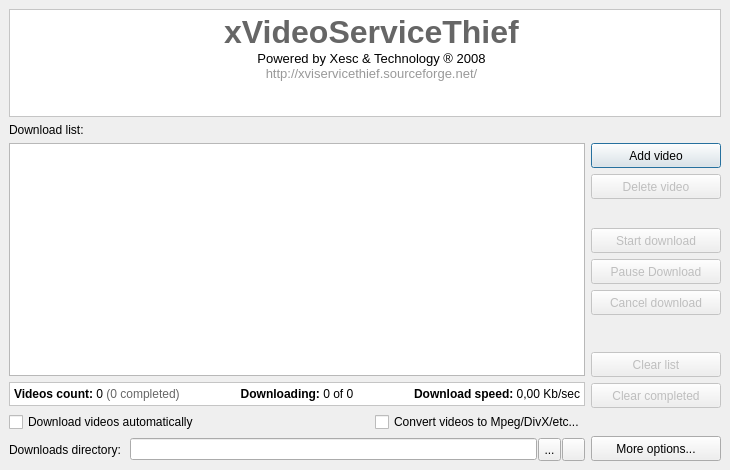
First picture: the form in ui/mainform.ui, repository ckorn/xvst, before the edit.
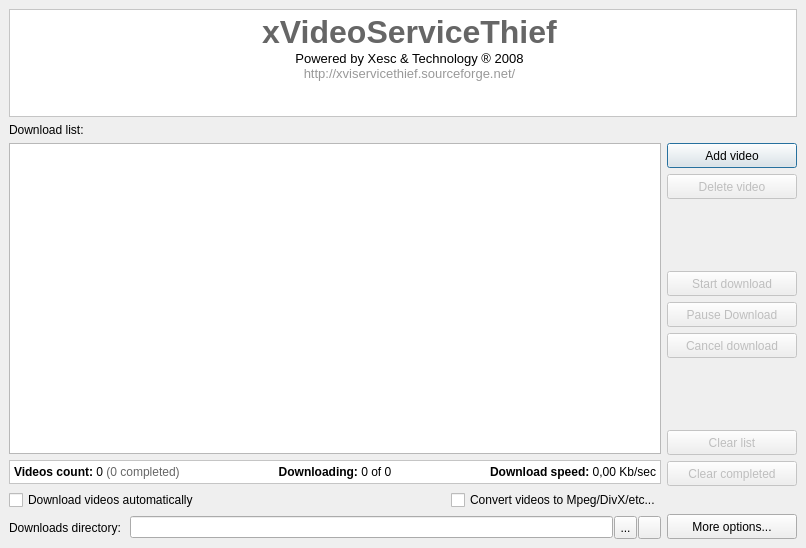
Second picture: the form after the edit. Icons and pictures are not drawn.

```diff
--- a/ui/mainform.ui
+++ b/ui/mainform.ui
@@ -8,8 +8,8 @@
    <rect>
     <x>0</x>
     <y>0</y>
-    <width>730</width>
-    <height>470</height>
+    <width>806</width>
+    <height>548</height>
    </rect>
   </property>
   <property name="minimumSize" >
@@ -566,10 +566,7 @@
        <property name="bottomMargin" >
         <number>2</number>
        </property>
-       <property name="horizontalSpacing" >
-        <number>2</number>
-       </property>
-       <property name="verticalSpacing" >
+       <property name="spacing" >
         <number>2</number>
        </property>
        <item row="0" column="0" >
```
Left out of the diff: 99 changed lines with no effect on the pictures.
